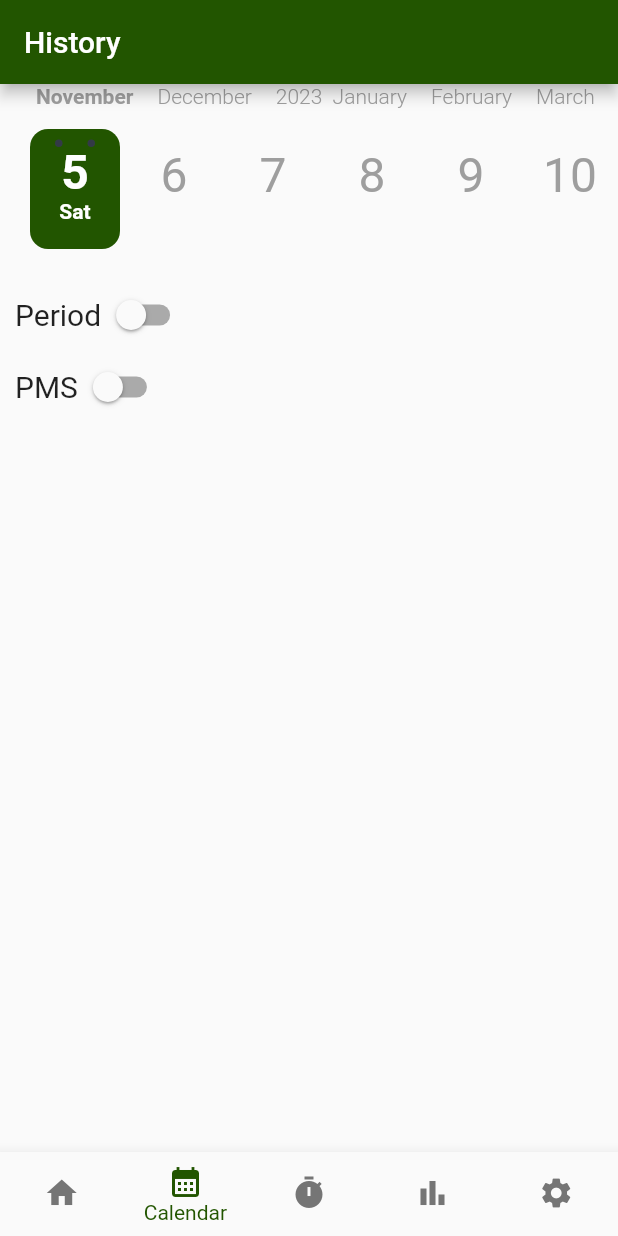
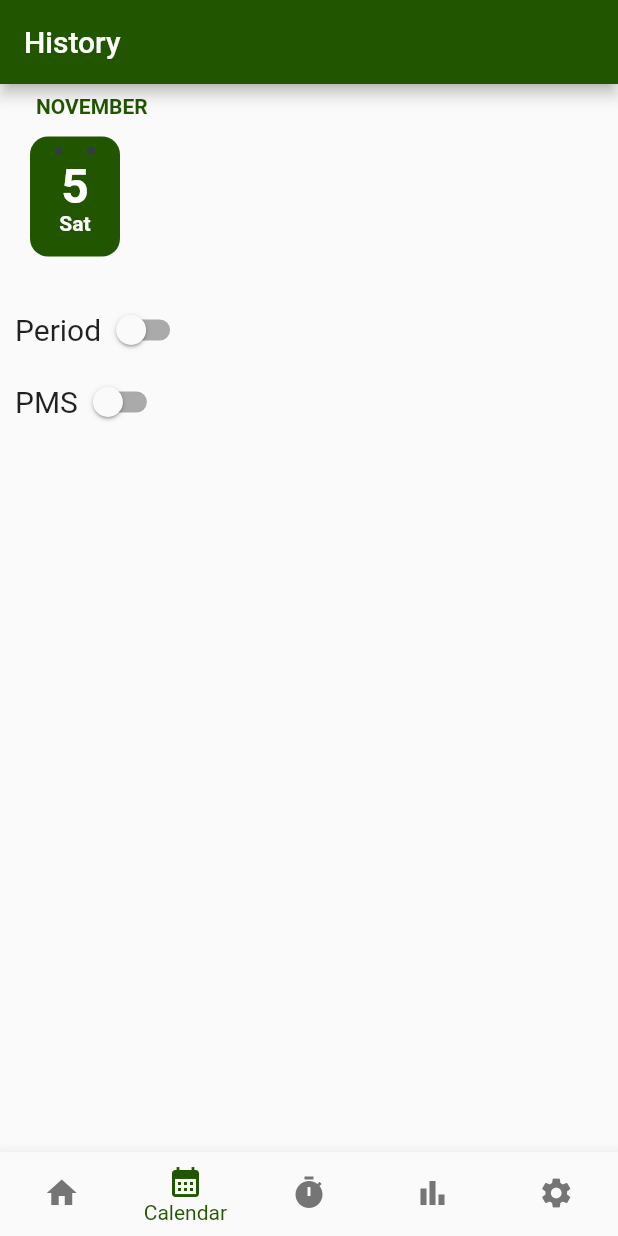
Before and after one commit to lakoliu/Tyd, a Flutter app: the screen it shows after launch, item 2 of the bottom bar chosen, on a phone screen of 412 x 824 dp. Run offline on Flutter 3.47's test engine with Material 2 defaults, Android fonts, the phone set to English and light mode, and no system bars; drawn by our look-alikes of auto_size_text, calendar_timeline, scrollable_positioned_list; our stand-ins replace file_picker, flutter_colorpicker, flutter_local_notifications, flutter_native_timezone, flutter_spinbox, hive and 5 more; missing offline and left inert: filter_list, swatch_generator; accounts and stored records are empty.

Commit message:
Locally modified calendar_timeline package to work with enlarged text

```diff
--- /dev/null
+++ b/lib/packages/calendar_timeline/calendar_timeline.dart
@@ -0,0 +1,5 @@
+export 'src/calendar_timeline.dart';
+export 'src/day_item.dart';
+export 'src/month_item.dart';
+export 'src/util/utils.dart';
+export 'src/year_item.dart';
--- /dev/null
+++ b/lib/packages/calendar_timeline/src/calendar_timeline.dart
@@ -0,0 +1,467 @@
+import 'package:flutter/material.dart';
+import 'package:intl/date_symbol_data_local.dart';
+import 'package:intl/intl.dart';
+import 'package:scrollable_positioned_list/scrollable_positioned_list.dart';
+
+import 'day_item.dart';
+import 'month_item.dart';
+import 'util/utils.dart';
+import 'year_item.dart';
+
+typedef OnDateSelected = void Function(DateTime);
+
+/// Creates a minimal, small profile calendar to select specific dates.
+/// [initialDate] must not be [null], the same or after [firstDate] and
+/// the same or before [lastDate]. [firstDate] must not be [null].
+/// [lastDate] must not be null and the same or after [firstDate]
+class CalendarTimeline extends StatefulWidget {
+  final DateTime initialDate;
+  final DateTime firstDate;
+  final DateTime lastDate;
+  final SelectableDayPredicate? selectableDayPredicate;
+  final OnDateSelected onDateSelected;
+  final double leftMargin;
+  final Color? dayColor;
+  final Color? activeDayColor;
+  final Color? activeBackgroundDayColor;
+  final Color? monthColor;
+  final Color? dotsColor;
+  final Color? dayNameColor;
+  final bool shrink;
+  final String? locale;
+
+  /// If true, it will show a separate row for the years.
+  /// It defaults to false
+  final bool showYears;
+
+  CalendarTimeline({
+    Key? key,
+    required this.initialDate,
+    required this.firstDate,
+    required this.lastDate,
+    required this.onDateSelected,
+    this.selectableDayPredicate,
+    this.leftMargin = 0,
+    this.dayColor,
+    this.activeDayColor,
+    this.activeBackgroundDayColor,
+    this.monthColor,
+    this.dotsColor,
+    this.dayNameColor,
+    this.shrink = false,
+    this.locale,
+    this.showYears = false,
+  })  : assert(
+          initialDate.difference(firstDate).inDays >= 0,
+          'initialDate must be on or after firstDate',
+        ),
+        assert(
+          !initialDate.isAfter(lastDate),
+          'initialDate must be on or before lastDate',
+        ),
+        assert(
+          !firstDate.isAfter(lastDate),
+          'lastDate must be on or after firstDate',
+        ),
+        assert(
+          selectableDayPredicate == null || selectableDayPredicate(initialDate),
+          'Provided initialDate must satisfy provided selectableDayPredicate',
+        ),
+        assert(
+          locale == null || dateTimeSymbolMap().containsKey(locale),
+          'Provided locale value doesn\'t exist',
+        ),
+        super(key: key);
+
+  @override
+  _CalendarTimelineState createState() => _CalendarTimelineState();
+}
+
+class _CalendarTimelineState extends State<CalendarTimeline> {
+  final ItemScrollController _controllerYear = ItemScrollController();
+  final ItemScrollController _controllerMonth = ItemScrollController();
+  final ItemScrollController _controllerDay = ItemScrollController();
+
+  int? _yearSelectedIndex;
+  int? _monthSelectedIndex;
+  int? _daySelectedIndex;
+  late double _scrollAlignment;
+
+  List<DateTime> _years = [];
+  List<DateTime> _months = [];
+  List<DateTime> _days = [];
+  late DateTime _selectedDate;
+
+  late String _locale;
+
+  @override
+  void didChangeDependencies() {
+    super.didChangeDependencies();
+    _initCalendar();
+  }
+
+  @override
+  void didUpdateWidget(CalendarTimeline oldWidget) {
+    super.didUpdateWidget(oldWidget);
+    if (widget.initialDate != _selectedDate ||
+        widget.showYears != oldWidget.showYears) {
+      _initCalendar();
+    }
+  }
+
+  /// Initializes the calendar. It will be executed every time a new date is selected
+  _initCalendar() {
+    _locale = widget.locale ?? Localizations.localeOf(context).languageCode;
+    initializeDateFormatting(_locale);
+    _selectedDate = widget.initialDate;
+    if (widget.showYears) {
+      _generateYears();
+      _selectedYearIndex();
+      _moveToYearIndex(_yearSelectedIndex ?? 0);
+    }
+    _generateMonths(_selectedDate);
+    _selectedMonthIndex();
+    _moveToMonthIndex(_monthSelectedIndex ?? 0);
+    _generateDays(_selectedDate);
+    _selectedDayIndex();
+    _moveToDayIndex(_daySelectedIndex ?? 0);
+  }
+
+  /// It will populate the [_years] list with the years between firstDate and lastDate
+  _generateYears() {
+    _years.clear();
+    DateTime date = widget.firstDate;
+    while (date.isBefore(widget.lastDate)) {
+      _years.add(date);
+      date = DateTime(date.year + 1);
+    }
+  }
+
+  /// It will populate the [_months] list. If [widget.showYears] is true, it will add from January
+  /// to December, unless the selected year is the [widget.firstDate.year] or the [widget.lastDate.year].
+  /// In that case it will only from and up to the allowed months in [widget.firstDate] and [widget.lastDate].
+  /// By default, when [widget.showYears] is false, it will add all months from [widget.firstDate] to
+  /// [widget.lastDate] and all in between
+  _generateMonths(DateTime? selectedDate) {
+    _months.clear();
+    if (widget.showYears) {
+      int month = selectedDate!.year == widget.firstDate.year
+          ? widget.firstDate.month
+          : 1;
+      DateTime date = DateTime(selectedDate.year, month);
+      while (date.isBefore(DateTime(selectedDate.year + 1)) &&
+          date.isBefore(widget.lastDate)) {
+        _months.add(date);
+        date = DateTime(date.year, date.month + 1);
+      }
+    } else {
+      DateTime date = DateTime(widget.firstDate.year, widget.firstDate.month);
+      while (date.isBefore(widget.lastDate)) {
+        _months.add(date);
+        date = DateTime(date.year, date.month + 1);
+      }
+    }
+  }
+
+  /// It will populate the [_days] list with all the allowed days. Adding all days of the month
+  /// when the [selectedDate.month] is not the first or the last in [widget.firstDate] or [widget.lastDate].
+  /// In that case it will only show the allowed days from and up to the specified in [widget.firstDate]
+  /// and [widget.lastDate]
+  _generateDays(DateTime? selectedDate) {
+    _days.clear();
+    for (var i = 1; i <= 31; i++) {
+      final day = DateTime(selectedDate!.year, selectedDate.month, i);
+      if (day.difference(widget.firstDate).inDays < 0) continue;
+      if (day.month != selectedDate.month || day.isAfter(widget.lastDate))
+        break;
+      _days.add(day);
+    }
+  }
+
+  _selectedYearIndex() {
+    _yearSelectedIndex = _years.indexOf(
+        _years.firstWhere((yearDate) => yearDate.year == _selectedDate.year));
+  }
+
+  _selectedMonthIndex() {
+    if (widget.showYears)
+      _monthSelectedIndex = _months.indexOf(_months
+          .firstWhere((monthDate) => monthDate.month == _selectedDate.month));
+    else
+      _monthSelectedIndex = _months.indexOf(_months.firstWhere((monthDate) =>
+          monthDate.year == _selectedDate.year &&
+          monthDate.month == _selectedDate.month));
+  }
+
+  _selectedDayIndex() {
+    _daySelectedIndex = _days.indexOf(
+        _days.firstWhere((dayDate) => dayDate.day == _selectedDate.day));
+  }
+
+  /// Scroll to index year
+  void _moveToYearIndex(int index) {
+    if (_controllerYear.isAttached) {
+      _controllerYear.scrollTo(
+        index: index,
+        alignment: _scrollAlignment,
+        duration: Duration(milliseconds: 500),
+        curve: Curves.easeIn,
+      );
+    }
+  }
+
+  /// Scroll to index month
+  void _moveToMonthIndex(int index) {
+    if (_controllerMonth.isAttached) {
+      _controllerMonth.scrollTo(
+        index: index,
+        alignment: _scrollAlignment,
+        duration: Duration(milliseconds: 500),
+        curve: Curves.easeIn,
+      );
+    }
+  }
+
+  /// Scroll to index day
+  void _moveToDayIndex(int index) {
+    if (_controllerDay.isAttached) {
+      _controllerDay.scrollTo(
+        index: index,
+        alignment: _scrollAlignment,
+        duration: Duration(milliseconds: 500),
+        curve: Curves.easeIn,
+      );
+    }
+  }
+
+  _onSelectYear(int index) {
+    // Move to selected year
+    _yearSelectedIndex = index;
+    _moveToYearIndex(index);
+
+    // Reset month and day index
+    _monthSelectedIndex = null;
+    _daySelectedIndex = null;
+
+    // Regenerate months and days
+    final date = _years[index];
+    if (widget.showYears) {
+      _generateMonths(date);
+      _moveToMonthIndex(0);
+    }
+    _generateDays(date);
+    _moveToDayIndex(0);
+    setState(() {});
+  }
+
+  _onSelectMonth(int index) {
+    // Move to selected month
+    _monthSelectedIndex = index;
+    _moveToMonthIndex(index);
+
+    // Reset day index
+    _daySelectedIndex = null;
+
+    // Regenerate days
+    _generateDays(_months[index]);
+    _moveToDayIndex(0);
+    setState(() {});
+  }
+
+  _onSelectDay(int index) {
+    // Move to selected day
+    _daySelectedIndex = index;
+    _moveToDayIndex(index);
+    setState(() {});
+
+    // Notify to callback
+    _selectedDate = _days[index];
+    widget.onDateSelected(_selectedDate);
+  }
+
+  bool _isSelectedDay(int index) => _monthSelectedIndex != null &&
+      (index == _daySelectedIndex || index == _indexOfDay(_selectedDate));
+
+  int _indexOfDay(DateTime date) {
+    try {
+      return _days.indexOf(
+        _days.firstWhere((dayDate) =>
+            dayDate.day == date.day &&
+            dayDate.month == date.month &&
+            dayDate.year == date.year),
+      );
+    } catch (_) {
+      return -1;
+    }
+  }
+
+  @override
+  Widget build(BuildContext context) {
+    _scrollAlignment = widget.leftMargin / MediaQuery.of(context).size.width;
+    return Column(
+      mainAxisAlignment: MainAxisAlignment.center,
+      mainAxisSize: MainAxisSize.min,
+      children: <Widget>[
+        if (widget.showYears) _buildYearList(),
+        _buildMonthList(),
+        _buildDayList(),
+      ],
+    );
+  }
+
+  /// Creates the row with all the years in the calendar. It will only show if
+  /// [widget.showYears] is set to true. It is false by default
+  Widget _buildYearList() {
+    return Container(
+      key: Key('ScrollableYearList'),
+      height: 40,
+      child: ScrollablePositionedList.builder(
+        initialScrollIndex: _yearSelectedIndex ?? 0,
+        initialAlignment: _scrollAlignment,
+        itemScrollController: _controllerYear,
+        padding: EdgeInsets.only(left: widget.leftMargin),
+        scrollDirection: Axis.horizontal,
+        itemCount: _years.length,
+        itemBuilder: (BuildContext context, int index) {
+          final currentDate = _years[index];
+          final yearName = DateFormat.y(_locale).format(currentDate);
+
+          return Padding(
+            padding: const EdgeInsets.only(right: 12.0, left: 4.0),
+            child: Row(
+              mainAxisSize: MainAxisSize.min,
+              mainAxisAlignment: MainAxisAlignment.center,
+              crossAxisAlignment: CrossAxisAlignment.center,
+              children: <Widget>[
+                YearItem(
+                  isSelected: _yearSelectedIndex == index,
+                  name: yearName,
+                  onTap: () => _onSelectYear(index),
+                  color: widget.monthColor,
+                  small: false,
+                  shrink: widget.shrink,
+                ),
+                if (index == _years.length - 1)
+                  // Last element to take space to do scroll to left side
+                  SizedBox(
+                    width: MediaQuery.of(context).size.width -
+                        widget.leftMargin -
+                        (yearName.length * 10),
+                  )
+              ],
+            ),
+          );
+        },
+      ),
+    );
+  }
+
+  /// Creates the row with all the months in the calendar. If [widget.showYears] is set to true
+  /// it will only show the months allowed in the selected year. By default it will show all
+  /// months in the calendar and the small version of [YearItem] for each year in between
+  Widget _buildMonthList() {
+    return Container(
+      height: 30,
+      child: ScrollablePositionedList.builder(
+        initialScrollIndex: _monthSelectedIndex ?? 0,
+        initialAlignment: _scrollAlignment,
+        itemScrollController: _controllerMonth,
+        padding: EdgeInsets.only(left: widget.leftMargin),
+        scrollDirection: Axis.horizontal,
+        itemCount: _months.length,
+        itemBuilder: (BuildContext context, int index) {
+          final currentDate = _months[index];
+          final monthName = DateFormat.MMMM(_locale).format(currentDate);
+
+          return Padding(
+            padding: const EdgeInsets.only(right: 12.0, left: 4.0),
+            child: Row(
+              mainAxisSize: MainAxisSize.min,
+              mainAxisAlignment: MainAxisAlignment.center,
+              crossAxisAlignment: CrossAxisAlignment.center,
+              children: <Widget>[
+                if (widget.firstDate.year != currentDate.year &&
+                    currentDate.month == 1 &&
+                    !widget.showYears)
+                  Padding(
+                    padding: const EdgeInsets.only(right: 10),
+                    child: YearItem(
+                      name: DateFormat.y(_locale).format(currentDate),
+                      color: widget.monthColor,
+                      onTap: () {},
+                      shrink: widget.shrink,
+                    ),
+                  ),
+                MonthItem(
+                  isSelected: _monthSelectedIndex == index,
+                  name: monthName,
+                  onTap: () => _onSelectMonth(index),
+                  color: widget.monthColor,
+                  shrink: widget.shrink,
+                  activeColor: widget.activeBackgroundDayColor,
+                ),
+                if (index == _months.length - 1)
+                  // Last element to take space to do scroll to left side
+                  SizedBox(
+                    width: MediaQuery.of(context).size.width -
+                        widget.leftMargin -
+                        (monthName.length * 10),
+                  )
+              ],
+            ),
+          );
+        },
+      ),
+    );
+  }
+
+  /// Creates the row with the day of the [selectedDate.month]. If the
+  /// [selectedDate.year] && [selectedDate.month] is the [widget.firstDate] or [widget.lastDate]
+  /// the days show will be the available
+  Widget _buildDayList() {
+    return SizedBox(
+      key: const Key('ScrollableDayList'),
+      height: 90,
+      child: ScrollablePositionedList.builder(
+        itemScrollController: _controllerDay,
+        initialScrollIndex: _daySelectedIndex ?? 0,
+        initialAlignment: _scrollAlignment,
+        scrollDirection: Axis.horizontal,
+        itemCount: _days.length,
+        padding: EdgeInsets.only(left: widget.leftMargin, right: 6),
+        itemBuilder: (BuildContext context, int index) {
+          final currentDay = _days[index];
+          final shortName =
+              DateFormat.E(_locale).format(currentDay).capitalize();
+          return Row(
+            children: <Widget>[
+              DayItem(
+                isSelected: _isSelectedDay(index),
+                dayNumber: currentDay.day,
+                shortName: shortName.length > 3
+                    ? shortName.substring(0, 3)
+                    : shortName,
+                onTap: () => _onSelectDay(index),
+                available: widget.selectableDayPredicate == null
+                    ? true
+                    : widget.selectableDayPredicate!(currentDay),
+                dayColor: widget.dayColor,
+                activeDayColor: widget.activeDayColor,
+                activeDayBackgroundColor: widget.activeBackgroundDayColor,
+                dotsColor: widget.dotsColor,
+                dayNameColor: widget.dayNameColor,
+                shrink: widget.shrink,
+              ),
+              if (index == _days.length - 1)
+                // Last element to take space to do scroll to left side
+                SizedBox(
+                    width: MediaQuery.of(context).size.width -
+                        widget.leftMargin -
+                        65)
+            ],
+          );
+        },
+      ),
+    );
+  }
+}
--- /dev/null
+++ b/lib/packages/calendar_timeline/src/day_item.dart
@@ -0,0 +1,110 @@
+import 'package:auto_size_text/auto_size_text.dart';
+import 'package:flutter/material.dart';
+
+/// Creates a Widget representing the day.
+class DayItem extends StatelessWidget {
+  final int dayNumber;
+  final String shortName;
+  final bool isSelected;
+  final Function onTap;
+  final Color? dayColor;
+  final Color? activeDayColor;
+  final Color? activeDayBackgroundColor;
+  final bool available;
+  final Color? dotsColor;
+  final Color? dayNameColor;
+  final bool shrink;
+
+  DayItem({
+    Key? key,
+    required this.dayNumber,
+    required this.shortName,
+    required this.onTap,
+    this.isSelected = false,
+    this.dayColor,
+    this.activeDayColor,
+    this.activeDayBackgroundColor,
+    this.available = true,
+    this.dotsColor,
+    this.dayNameColor,
+    this.shrink = false,
+  }) : super(key: key);
+
+
+  _buildDay(BuildContext context) {
+    final textStyle = TextStyle(
+      color: available
+        ? dayColor ?? Theme.of(context).colorScheme.secondary
+        : dayColor?.withOpacity(0.5) ??
+        Theme.of(context).colorScheme.secondary.withOpacity(0.5),
+      fontSize: shrink ? 14 : 32,
+      fontWeight: FontWeight.normal);
+    final selectedStyle = TextStyle(
+      color: activeDayColor ?? Colors.white,
+      fontSize: shrink ? 14 : 32,
+      fontWeight: FontWeight.bold,
+      height: 0.8,
+    );
+
+    return GestureDetector(
+      onTap: available ? onTap as void Function()? : null,
+      child: Container(
+        decoration: isSelected
+          ? BoxDecoration(
+          color:
+          activeDayBackgroundColor ?? Theme.of(context).colorScheme.secondary,
+          borderRadius: BorderRadius.circular(12.0),
+        )
+          : const BoxDecoration(color: Colors.transparent),
+        height: shrink ? 40 : 80,
+        width: shrink ? 33 : 60,
+        child: Column(
+          children: <Widget>[
+            if (isSelected) ...[
+              SizedBox(height: shrink ? 6 : 7),
+              if(! shrink) _buildDots(),
+              SizedBox(height: shrink ? 9 : 12),
+            ] else
+              SizedBox(height:shrink ? 10 : 14),
+            Text(
+              dayNumber.toString(),
+              style: isSelected ? selectedStyle : textStyle,
+            ),
+            if (isSelected)
+              AutoSizeText(
+                shortName,
+                maxLines: 1,
+                maxFontSize: 14,
+                style: TextStyle(
+                  color: dayNameColor ?? activeDayColor ?? Colors.white,
+                  fontWeight: FontWeight.bold,
+                  fontSize: shrink ? 9 : 14,
+                ),
+              ),
+          ],
+        ),
+      ),
+    );
+  }
+
+  Widget _buildDots() {
+    final dot = Container(
+      height: 5,
+      width: 5,
+      decoration: new BoxDecoration(
+        color: this.dotsColor ?? this.activeDayColor ?? Colors.white,
+        shape: BoxShape.circle,
+      ),
+    );
+
+    return Row(
+      mainAxisAlignment: MainAxisAlignment.spaceEvenly,
+      children: [dot, dot],
+    );
+  }
+
+  @override
+  Widget build(BuildContext context) {
+    return _buildDay(context);
+  }
+}
--- /dev/null
+++ b/lib/packages/calendar_timeline/src/month_item.dart
@@ -0,0 +1,35 @@
+import 'package:flutter/material.dart';
+
+/// Creates a Widget to represent the months.
+class MonthItem extends StatelessWidget {
+  final String name;
+  final Function onTap;
+  final bool isSelected;
+  final Color? color;
+  final Color? activeColor;
+  final bool shrink;
+
+  MonthItem({
+    required this.name,
+    required this.onTap,
+    this.isSelected = false,
+    this.color,
+    this.activeColor,
+    required this.shrink
+  });
+
+  @override
+  Widget build(BuildContext context) {
+    return GestureDetector(
+      onTap: this.onTap as void Function()?,
+      child: Text(
+        this.name.toUpperCase(),
+        style: TextStyle(
+          fontSize: shrink ? 10 : 14,
+          color: this.isSelected ? activeColor ?? Color(0xFF002265) : color ?? Colors.black87,
+          fontWeight: this.isSelected ? FontWeight.bold : FontWeight.normal,
+        ),
+      ),
+    );
+  }
+}
--- /dev/null
+++ b/lib/packages/calendar_timeline/src/util/utils.dart
@@ -0,0 +1 @@
+export 'string_extension.dart';
--- a/lib/views/history_view.dart
+++ b/lib/views/history_view.dart
@@ -1,5 +1,5 @@
 import 'package:flutter/material.dart';
-import 'package:calendar_timeline/calendar_timeline.dart';
+// import 'package:calendar_timeline/calendar_timeline.dart';
 import 'package:hive_flutter/adapters.dart';
 import 'package:tyd/views/components/bottom_nav_bar.dart';
 import 'package:filter_list/filter_list.dart';
@@ -9,6 +9,7 @@ import 'package:tyd/day_data.dart';
 import 'package:hive/hive.dart';
 
 import '../helpers/update_stats.dart';
+import '../packages/calendar_timeline/calendar_timeline.dart';
 
 class HistoryView extends StatefulWidget {
   const HistoryView({Key? key}) : super(key: key);
--- a/lib/views/home_view.dart
+++ b/lib/views/home_view.dart
@@ -1,3 +1,4 @@
+import 'package:auto_size_text/auto_size_text.dart';
 import 'package:flutter/material.dart';
 import 'package:intl/intl.dart';
 import 'package:tyd/views/components/bottom_nav_bar.dart';
@@ -193,8 +194,9 @@ class _HomeViewState extends State<HomeView> {
                   if (!currDayData.pms) ...[
                     TableRow(
                       children: [
-                        const Text(
+                        const AutoSizeText(
                           'Period',
+                          maxLines: 1,
                           style: TextStyle(
                             fontSize: 20.0,
                           ),
--- a/pubspec.yaml
+++ b/pubspec.yaml
@@ -12,7 +12,6 @@ dependencies:
   flutter:
     sdk: flutter
   cupertino_icons: ^1.0.2
-  calendar_timeline: ^1.0.5
   filter_list: ^1.0.2
   hive: ^2.2.3
   hive_flutter: ^1.1.0
```
Also changed, not shown: lib/packages/calendar_timeline/src/util/string_extension.dart (added, +8 -0 lines), lib/packages/calendar_timeline/src/year_item.dart (added, +49 -0 lines), pubspec.lock.
